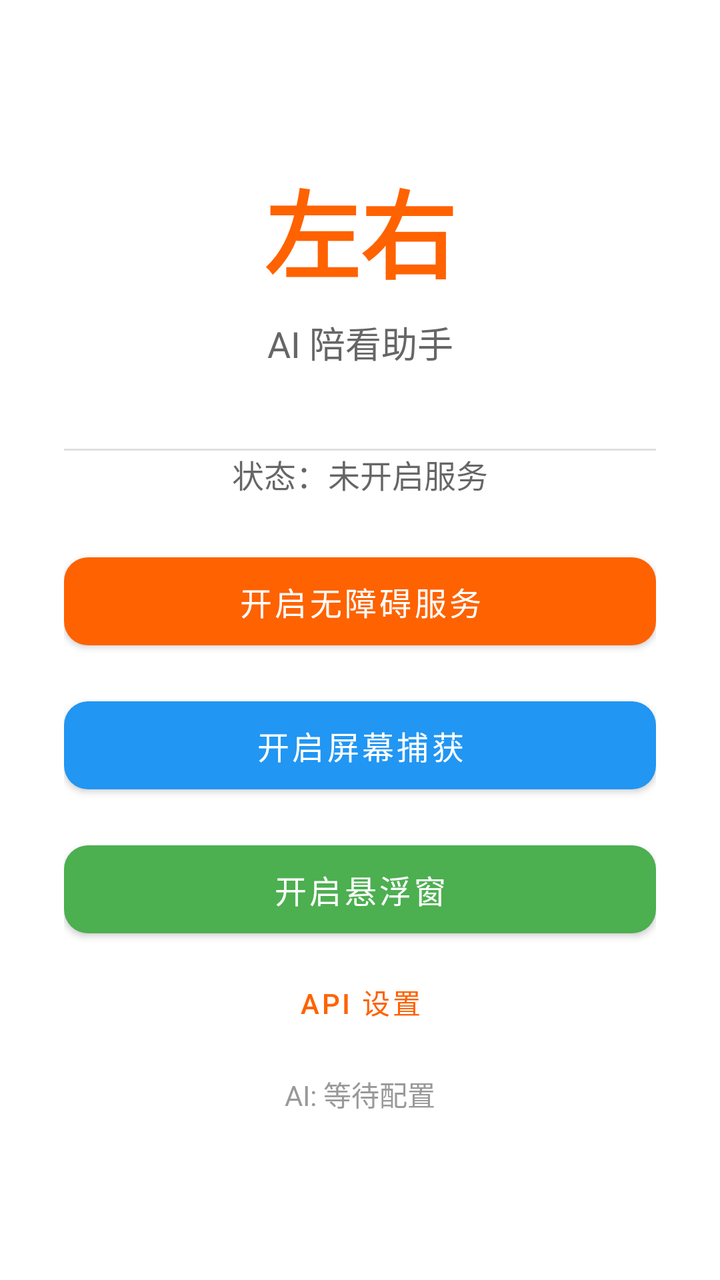
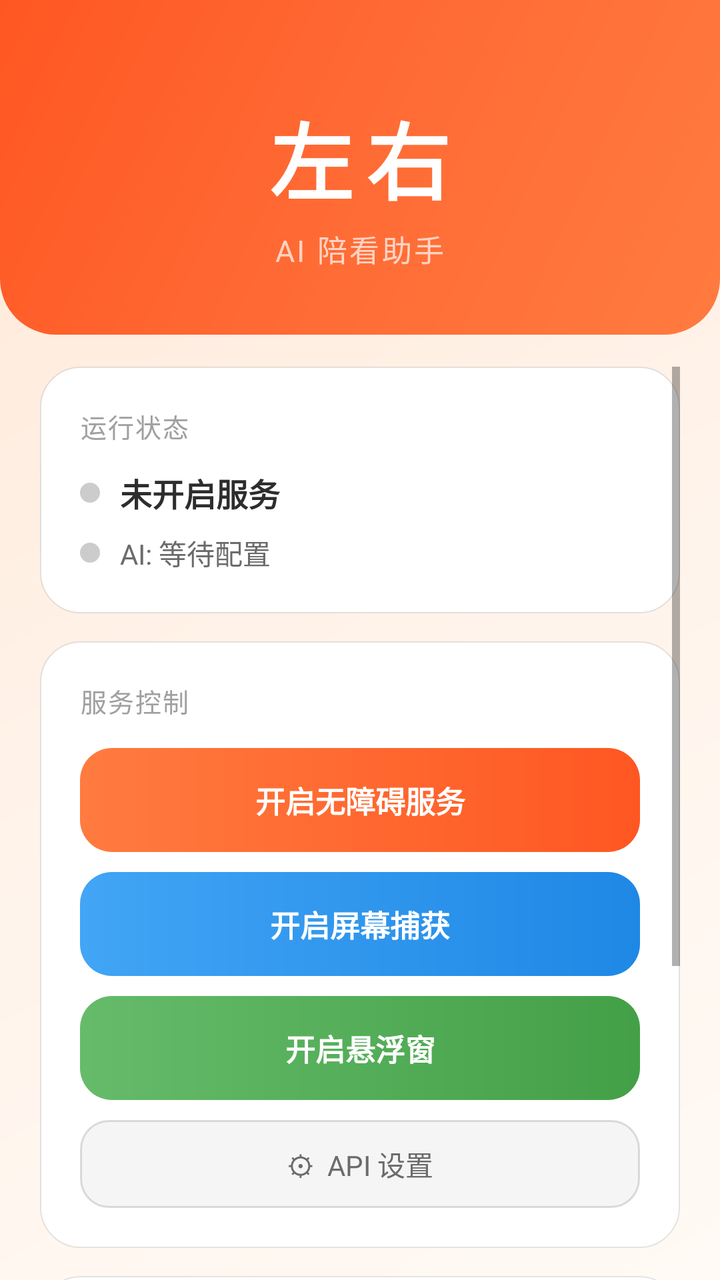

Before-and-after screenshots of an Android layout around one commit, followed by the original layout XML and the change that was made.
<!-- AndroidManifest.xml: application theme Theme.ZuoYou -->
<!-- res/layout/activity_main.xml -->
<?xml version="1.0" encoding="utf-8"?>
<androidx.constraintlayout.widget.ConstraintLayout xmlns:android="http://schemas.android.com/apk/res/android"
    xmlns:app="http://schemas.android.com/apk/res-auto"
    android:layout_width="match_parent"
    android:layout_height="match_parent"
    android:padding="32dp">

    
    <TextView
        android:id="@+id/titleText"
        android:layout_width="wrap_content"
        android:layout_height="wrap_content"
        android:text="@string/app_name"
        android:textSize="48sp"
        android:textStyle="bold"
        android:textColor="@color/orange_primary"
        app:layout_constraintEnd_toEndOf="parent"
        app:layout_constraintStart_toStartOf="parent"
        app:layout_constraintTop_toTopOf="parent"
        android:layout_marginTop="48dp" />

    <TextView
        android:id="@+id/subtitleText"
        android:layout_width="wrap_content"
        android:layout_height="wrap_content"
        android:text="AI 陪看助手"
        android:textSize="18sp"
        android:textColor="@color/text_secondary"
        android:layout_marginTop="8dp"
        app:layout_constraintEnd_toEndOf="parent"
        app:layout_constraintStart_toStartOf="parent"
        app:layout_constraintTop_toBottomOf="@id/titleText" />

    
    <View
        android:id="@+id/divider"
        android:layout_width="0dp"
        android:layout_height="1dp"
        android:background="?android:attr/listDivider"
        android:layout_marginTop="40dp"
        android:layout_marginBottom="32dp"
        app:layout_constraintEnd_toEndOf="parent"
        app:layout_constraintStart_toStartOf="parent"
        app:layout_constraintTop_toBottomOf="@id/subtitleText" />

    
    <TextView
        android:id="@+id/statusText"
        android:layout_width="wrap_content"
        android:layout_height="wrap_content"
        android:text="状态：未开启服务"
        android:textSize="16sp"
        android:textColor="?android:attr/textColorSecondary"
        app:layout_constraintEnd_toEndOf="parent"
        app:layout_constraintStart_toStartOf="parent"
        app:layout_constraintTop_toBottomOf="@id/divider" />

    
    <com.google.android.material.button.MaterialButton
        android:id="@+id/accessibilityButton"
        style="@style/Widget.MaterialComponents.Button"
        android:layout_width="0dp"
        android:layout_height="56dp"
        android:text="开启无障碍服务"
        android:textSize="16sp"
        android:textColor="@android:color/white"
        app:backgroundTint="@color/orange_primary"
        android:layout_marginTop="24dp"
        app:cornerRadius="12dp"
        app:layout_constraintEnd_toEndOf="parent"
        app:layout_constraintStart_toStartOf="parent"
        app:layout_constraintTop_toBottomOf="@id/statusText" />

    
    <com.google.android.material.button.MaterialButton
        android:id="@+id/screenCaptureButton"
        style="@style/Widget.MaterialComponents.Button"
        android:layout_width="0dp"
        android:layout_height="56dp"
        android:text="开启屏幕捕获"
        android:textSize="16sp"
        android:textColor="@android:color/white"
        app:backgroundTint="@color/blue_primary"
        android:layout_marginTop="16dp"
        app:cornerRadius="12dp"
        app:layout_constraintEnd_toEndOf="parent"
        app:layout_constraintStart_toStartOf="parent"
        app:layout_constraintTop_toBottomOf="@id/accessibilityButton" />

    
    <com.google.android.material.button.MaterialButton
        android:id="@+id/floatingWindowButton"
        style="@style/Widget.MaterialComponents.Button"
        android:layout_width="0dp"
        android:layout_height="56dp"
        android:text="@string/floating_window_enable"
        android:textSize="16sp"
        android:textColor="@android:color/white"
        app:backgroundTint="@color/success_green"
        android:layout_marginTop="16dp"
        app:cornerRadius="12dp"
        app:layout_constraintEnd_toEndOf="parent"
        app:layout_constraintStart_toStartOf="parent"
        app:layout_constraintTop_toBottomOf="@id/screenCaptureButton" />

    
    <com.google.android.material.button.MaterialButton
        android:id="@+id/settingsButton"
        style="@style/Widget.MaterialComponents.Button.TextButton"
        android:layout_width="0dp"
        android:layout_height="40dp"
        android:text="@string/settings_title"
        android:textSize="14sp"
        app:cornerRadius="8dp"
        android:layout_marginTop="8dp"
        app:layout_constraintEnd_toEndOf="parent"
        app:layout_constraintStart_toStartOf="parent"
        app:layout_constraintTop_toBottomOf="@id/floatingWindowButton" />

    
    <TextView
        android:id="@+id/aiStatusText"
        android:layout_width="wrap_content"
        android:layout_height="wrap_content"
        android:text="@string/ai_status_idle"
        android:textSize="14sp"
        android:textColor="@color/text_hint"
        android:layout_marginTop="16dp"
        app:layout_constraintEnd_toEndOf="parent"
        app:layout_constraintStart_toStartOf="parent"
        app:layout_constraintTop_toBottomOf="@id/settingsButton" />

    
    <TextView
        android:id="@+id/instructionText"
        android:layout_width="0dp"
        android:layout_height="wrap_content"
        android:text="使用说明：\n1. 点击上方按钮开启无障碍服务\n2. 在系统设置中找到「左右」并开启\n3. 打开抖音，查看 Logcat 输出\n4. 「屏幕捕获」需授权才能捕获视频画面\n5. 在「API 设置」中配置 Key 后可开启 AI 陪看"
        android:textSize="14sp"
        android:textColor="@color/text_hint"
        android:lineSpacingMultiplier="1.6"
        android:layout_marginTop="48dp"
        android:gravity="start"
        app:layout_constraintEnd_toEndOf="parent"
        app:layout_constraintStart_toStartOf="parent"
        app:layout_constraintTop_toBottomOf="@id/aiStatusText" />

</androidx.constraintlayout.widget.ConstraintLayout>
<!-- resources referenced by this layout -->
<resources>
  <color name="blue_primary">#2196F3</color>
  <color name="orange_primary">#FF6200</color>
  <color name="success_green">#4CAF50</color>
  <color name="text_hint">#999999</color>
  <color name="text_secondary">#666666</color>
  <string name="settings_title">API 设置</string>
  <style name="Theme.ZuoYou" parent="Theme.MaterialComponents.DayNight.DarkActionBar">
          <item name="colorPrimary">#FF6200</item>
          <item name="colorPrimaryVariant">#E55A00</item>
          <item name="colorOnPrimary">#FFFFFF</item>
          <item name="colorSecondary">#03DAC5</item>
          <item name="colorSecondaryVariant">#018786</item>
          <item name="colorOnSecondary">#000000</item>
      </style>
  <!-- unchanged entries left out for length: 3 -->
</resources>

<!-- the commit's change to res/layout/activity_main.xml (unified diff, before → after) -->
@@ -1,148 +1,244 @@
 <?xml version="1.0" encoding="utf-8"?>
-<androidx.constraintlayout.widget.ConstraintLayout xmlns:android="http://schemas.android.com/apk/res/android"
+<LinearLayout xmlns:android="http://schemas.android.com/apk/res/android"
     xmlns:app="http://schemas.android.com/apk/res-auto"
     android:layout_width="match_parent"
     android:layout_height="match_parent"
-    android:padding="32dp">
+    android:orientation="vertical"
+    android:background="@drawable/bg_main_gradient">
 
     
-    <TextView
-        android:id="@+id/titleText"
-        android:layout_width="wrap_content"
+    <LinearLayout
+        android:layout_width="match_parent"
         android:layout_height="wrap_content"
-        android:text="@string/app_name"
-        android:textSize="48sp"
-        android:textStyle="bold"
-        android:textColor="@color/orange_primary"
-        app:layout_constraintEnd_toEndOf="parent"
-        app:layout_constraintStart_toStartOf="parent"
-        app:layout_constraintTop_toTopOf="parent"
-        android:layout_marginTop="48dp" />
-
-    <TextView
-        android:id="@+id/subtitleText"
-        android:layout_width="wrap_content"
-        android:layout_height="wrap_content"
-        android:text="AI 陪看助手"
-        android:textSize="18sp"
-        android:textColor="@color/text_secondary"
-        android:layout_marginTop="8dp"
-        app:layout_constraintEnd_toEndOf="parent"
-        app:layout_constraintStart_toStartOf="parent"
-        app:layout_constraintTop_toBottomOf="@id/titleText" />
+        android:orientation="vertical"
+        android:background="@drawable/bg_header"
+        android:paddingTop="48dp"
+        android:paddingBottom="32dp"
+        android:paddingStart="28dp"
+        android:paddingEnd="28dp"
+        android:gravity="center_horizontal">
+
+        
+        <TextView
+            android:layout_width="wrap_content"
+            android:layout_height="wrap_content"
+            android:text="@string/app_name"
+            android:textSize="42sp"
+            android:textStyle="bold"
+            android:textColor="@color/text_on_primary"
+            android:letterSpacing="0.15" />
+
+        
+        <TextView
+            android:layout_width="wrap_content"
+            android:layout_height="wrap_content"
+            android:text="AI 陪看助手"
+            android:textSize="15sp"
+            android:textColor="#B3FFFFFF"
+            android:layout_marginTop="4dp"
+            android:letterSpacing="0.08" />
+
+    </LinearLayout>
 
     
-    <View
-        android:id="@+id/divider"
-        android:layout_width="0dp"
-        android:layout_height="1dp"
-        android:background="?android:attr/listDivider"
-        android:layout_marginTop="40dp"
-        android:layout_marginBottom="32dp"
-        app:layout_constraintEnd_toEndOf="parent"
-        app:layout_constraintStart_toStartOf="parent"
-        app:layout_constraintTop_toBottomOf="@id/subtitleText" />
-
-    
-    <TextView
-        android:id="@+id/statusText"
-        android:layout_width="wrap_content"
-        android:layout_height="wrap_content"
-        android:text="状态：未开启服务"
-        android:textSize="16sp"
-        android:textColor="?android:attr/textColorSecondary"
-        app:layout_constraintEnd_toEndOf="parent"
-        app:layout_constraintStart_toStartOf="parent"
-        app:layout_constraintTop_toBottomOf="@id/divider" />
-
-    
-    <com.google.android.material.button.MaterialButton
-        android:id="@+id/accessibilityButton"
-        style="@style/Widget.MaterialComponents.Button"
-        android:layout_width="0dp"
-        android:layout_height="56dp"
-        android:text="开启无障碍服务"
-        android:textSize="16sp"
-        android:textColor="@android:color/white"
-        app:backgroundTint="@color/orange_primary"
-        android:layout_marginTop="24dp"
-        app:cornerRadius="12dp"
-        app:layout_constraintEnd_toEndOf="parent"
-        app:layout_constraintStart_toStartOf="parent"
-        app:layout_constraintTop_toBottomOf="@id/statusText" />
-
-    
-    <com.google.android.material.button.MaterialButton
-        android:id="@+id/screenCaptureButton"
-        style="@style/Widget.MaterialComponents.Button"
-        android:layout_width="0dp"
-        android:layout_height="56dp"
-        android:text="开启屏幕捕获"
-        android:textSize="16sp"
-        android:textColor="@android:color/white"
-        app:backgroundTint="@color/blue_primary"
-        android:layout_marginTop="16dp"
-        app:cornerRadius="12dp"
-        app:layout_constraintEnd_toEndOf="parent"
-        app:layout_constraintStart_toStartOf="parent"
-        app:layout_constraintTop_toBottomOf="@id/accessibilityButton" />
-
-    
-    <com.google.android.material.button.MaterialButton
-        android:id="@+id/floatingWindowButton"
-        style="@style/Widget.MaterialComponents.Button"
-        android:layout_width="0dp"
-        android:layout_height="56dp"
-        android:text="@string/floating_window_enable"
-        android:textSize="16sp"
-        android:textColor="@android:color/white"
-        app:backgroundTint="@color/success_green"
-        android:layout_marginTop="16dp"
-        app:cornerRadius="12dp"
-        app:layout_constraintEnd_toEndOf="parent"
-        app:layout_constraintStart_toStartOf="parent"
-        app:layout_constraintTop_toBottomOf="@id/screenCaptureButton" />
-
-    
-    <com.google.android.material.button.MaterialButton
-        android:id="@+id/settingsButton"
-        style="@style/Widget.MaterialComponents.Button.TextButton"
-        android:layout_width="0dp"
-        android:layout_height="40dp"
-        android:text="@string/settings_title"
-        android:textSize="14sp"
-        app:cornerRadius="8dp"
-        android:layout_marginTop="8dp"
-        app:layout_constraintEnd_toEndOf="parent"
-        app:layout_constraintStart_toStartOf="parent"
-        app:layout_constraintTop_toBottomOf="@id/floatingWindowButton" />
-
-    
-    <TextView
-        android:id="@+id/aiStatusText"
-        android:layout_width="wrap_content"
-        android:layout_height="wrap_content"
-        android:text="@string/ai_status_idle"
-        android:textSize="14sp"
-        android:textColor="@color/text_hint"
-        android:layout_marginTop="16dp"
-        app:layout_constraintEnd_toEndOf="parent"
-        app:layout_constraintStart_toStartOf="parent"
-        app:layout_constraintTop_toBottomOf="@id/settingsButton" />
-
-    
-    <TextView
-        android:id="@+id/instructionText"
-        android:layout_width="0dp"
-        android:layout_height="wrap_content"
-        android:text="使用说明：\n1. 点击上方按钮开启无障碍服务\n2. 在系统设置中找到「左右」并开启\n3. 打开抖音，查看 Logcat 输出\n4. 「屏幕捕获」需授权才能捕获视频画面\n5. 在「API 设置」中配置 Key 后可开启 AI 陪看"
-        android:textSize="14sp"
-        android:textColor="@color/text_hint"
-        android:lineSpacingMultiplier="1.6"
-        android:layout_marginTop="48dp"
-        android:gravity="start"
-        app:layout_constraintEnd_toEndOf="parent"
-        app:layout_constraintStart_toStartOf="parent"
-        app:layout_constraintTop_toBottomOf="@id/aiStatusText" />
-
-</androidx.constraintlayout.widget.ConstraintLayout>
+    <ScrollView
+        android:layout_width="match_parent"
+        android:layout_height="0dp"
+        android:layout_weight="1"
+        android:clipToPadding="false"
+        android:paddingStart="20dp"
+        android:paddingEnd="20dp"
+        android:paddingTop="16dp"
+        android:paddingBottom="16dp">
+
+        <LinearLayout
+            android:layout_width="match_parent"
+            android:layout_height="wrap_content"
+            android:orientation="vertical">
+
+            
+            <LinearLayout
+                android:layout_width="match_parent"
+                android:layout_height="wrap_content"
+                android:orientation="vertical"
+                android:background="@drawable/bg_card"
+                android:padding="20dp"
+                android:elevation="2dp">
+
+                <TextView
+                    android:layout_width="wrap_content"
+                    android:layout_height="wrap_content"
+                    android:text="运行状态"
+                    android:textSize="13sp"
+                    android:textColor="@color/text_hint"
+                    android:letterSpacing="0.05"
+                    android:textAllCaps="true" />
+
+                
+                <LinearLayout
+                    android:layout_width="match_parent"
+                    android:layout_height="wrap_content"
+                    android:orientation="horizontal"
+                    android:gravity="center_vertical"
+                    android:layout_marginTop="12dp">
+
+                    <View
+                        android:id="@+id/statusDot"
+                        android:layout_width="10dp"
+                        android:layout_height="10dp"
+                        android:background="@drawable/bg_status_inactive" />
+
+                    <TextView
+                        android:id="@+id/statusText"
+                        android:layout_width="0dp"
+                        android:layout_height="wrap_content"
+                        android:layout_weight="1"
+                        android:text="未开启服务"
+                        android:textSize="16sp"
+                        android:textColor="@color/text_primary"
+                        android:textStyle="bold"
+                        android:layout_marginStart="10dp" />
+                </LinearLayout>
+
+                
+                <LinearLayout
+                    android:layout_width="match_parent"
+                    android:layout_height="wrap_content"
+                    android:orientation="horizontal"
+                    android:gravity="center_vertical"
+                    android:layout_marginTop="8dp">
+
+                    <View
+                        android:id="@+id/aiDot"
+                        android:layout_width="10dp"
+                        android:layout_height="10dp"
+                        android:background="@drawable/bg_status_inactive" />
+
+                    <TextView
+                        android:id="@+id/aiStatusText"
+                        android:layout_width="0dp"
+                        android:layout_height="wrap_content"
+                        android:layout_weight="1"
+                        android:text="@string/ai_status_idle"
+                        android:textSize="14sp"
+                        android:textColor="@color/text_secondary"
+                        android:layout_marginStart="10dp" />
+                </LinearLayout>
+
+            </LinearLayout>
+
+            
+            <LinearLayout
+                android:layout_width="match_parent"
+                android:layout_height="wrap_content"
+                android:orientation="vertical"
+                android:background="@drawable/bg_card"
+                android:padding="20dp"
+                android:layout_marginTop="14dp"
+                android:elevation="2dp">
+
+                <TextView
+                    android:layout_width="wrap_content"
+                    android:layout_height="wrap_content"
+                    android:text="服务控制"
+                    android:textSize="13sp"
+                    android:textColor="@color/text_hint"
+                    android:letterSpacing="0.05"
+                    android:textAllCaps="true"
+                    android:layout_marginBottom="14dp" />
+
+                
+                <TextView
+                    android:id="@+id/accessibilityButton"
+                    android:layout_width="match_parent"
+                    android:layout_height="52dp"
+                    android:background="@drawable/ripple_button_orange"
+                    android:text="开启无障碍服务"
+                    android:textSize="15sp"
+                    android:textColor="@color/text_on_primary"
+                    android:textStyle="bold"
+                    android:gravity="center"
+                    android:clickable="true"
+                    android:focusable="true" />
+
+                
+                <TextView
+                    android:id="@+id/screenCaptureButton"
+                    android:layout_width="match_parent"
+                    android:layout_height="52dp"
+                    android:background="@drawable/ripple_button_blue"
+                    android:text="开启屏幕捕获"
+                    android:textSize="15sp"
+                    android:textColor="@color/text_on_primary"
+                    android:textStyle="bold"
+                    android:gravity="center"
+                    android:layout_marginTop="10dp"
+                    android:clickable="true"
+                    android:focusable="true" />
+
+                
+                <TextView
+                    android:id="@+id/floatingWindowButton"
+                    android:layout_width="match_parent"
+                    android:layout_height="52dp"
+                    android:background="@drawable/ripple_button_green"
+                    android:text="@string/floating_window_enable"
+                    android:textSize="15sp"
+                    android:textColor="@color/text_on_primary"
+                    android:textStyle="bold"
+                    android:gravity="center"
+                    android:layout_marginTop="10dp"
+                    android:clickable="true"
+                    android:focusable="true" />
+
+                
+                <TextView
+                    android:id="@+id/settingsButton"
+                    android:layout_width="match_parent"
+                    android:layout_height="44dp"
+                    android:background="@drawable/bg_button_outline"
+                    android:text="⚙  API 设置"
+                    android:textSize="14sp"
+                    android:textColor="@color/text_secondary"
+                    android:gravity="center"
+                    android:layout_marginTop="10dp"
+                    android:clickable="true"
+                    android:focusable="true" />
+
+            </LinearLayout>
+
+            
+            <LinearLayout
+                android:layout_width="match_parent"
+                android:layout_height="wrap_content"
+                android:orientation="vertical"
+                android:background="@drawable/bg_card"
+                android:padding="20dp"
+                android:layout_marginTop="14dp"
+                android:layout_marginBottom="8dp"
+                android:elevation="2dp">
+
+                <TextView
+                    android:layout_width="wrap_content"
+                    android:layout_height="wrap_content"
+                    android:text="快速上手"
+                    android:textSize="13sp"
+                    android:textColor="@color/text_hint"
+                    android:letterSpacing="0.05"
+                    android:textAllCaps="true"
+                    android:layout_marginBottom="12dp" />
+
+                <TextView
+                    android:layout_width="match_parent"
+                    android:layout_height="wrap_content"
+                    android:text="① 点击「开启无障碍服务」→ 系统设置中找到「左右」并开启\n② 返回 App，点击「开启屏幕捕获」并授权\n③ 打开抖音，AI 将自动分析评论并展示吐槽\n④ 点击「开启悬浮窗」在抖音上方查看 AI 回复"
+                    android:textSize="13sp"
+                    android:textColor="@color/text_secondary"
+                    android:lineSpacingMultiplier="1.7" />
+
+            </LinearLayout>
+
+        </LinearLayout>
+    </ScrollView>
+
+</LinearLayout>
<!-- resource entries referenced after the edit -->
@@ -1,19 +1,126 @@
 <!-- resources referenced by this layout -->
 <resources>
-  <color name="blue_primary">#2196F3</color>
-  <color name="orange_primary">#FF6200</color>
-  <color name="success_green">#4CAF50</color>
-  <color name="text_hint">#999999</color>
-  <color name="text_secondary">#666666</color>
-  <string name="settings_title">API 设置</string>
-  <style name="Theme.ZuoYou" parent="Theme.MaterialComponents.DayNight.DarkActionBar">
-          <item name="colorPrimary">#FF6200</item>
-          <item name="colorPrimaryVariant">#E55A00</item>
+  <color name="text_hint">#A0A0A0</color>
+  <color name="text_on_primary">#FFFFFF</color>
+  <color name="text_primary">#2D2D2D</color>
+  <color name="text_secondary">#6B6B6B</color>
+  <!-- drawable bg_button_outline (drawable) -->
+  <?xml version="1.0" encoding="utf-8"?>
+  <shape xmlns:android="http://schemas.android.com/apk/res/android"
+      android:shape="rectangle">
+      <solid android:color="#0A000000" />
+      <corners android:radius="14dp" />
+      <stroke
+          android:width="1dp"
+          android:color="#22000000" />
+  </shape>
+  <!-- drawable bg_card (drawable) -->
+  <?xml version="1.0" encoding="utf-8"?>
+  <shape xmlns:android="http://schemas.android.com/apk/res/android"
+      android:shape="rectangle">
+      <solid android:color="#FFFFFF" />
+      <corners android:radius="20dp" />
+      <stroke
+          android:width="0.5dp"
+          android:color="#1A000000" />
+  </shape>
+  <!-- drawable bg_header (drawable) -->
+  <?xml version="1.0" encoding="utf-8"?>
+  <shape xmlns:android="http://schemas.android.com/apk/res/android"
+      android:shape="rectangle">
+      <gradient
+          android:type="linear"
+          android:angle="135"
+          android:startColor="#FF7B3F"
+          android:centerColor="#FF6B35"
+          android:endColor="#FF5722" />
+      <corners
+          android:bottomLeftRadius="28dp"
+          android:bottomRightRadius="28dp" />
+  </shape>
+  <!-- drawable bg_main_gradient (drawable) -->
+  <?xml version="1.0" encoding="utf-8"?>
+  <shape xmlns:android="http://schemas.android.com/apk/res/android">
+      <gradient
+          android:type="linear"
+          android:angle="135"
+          android:startColor="#FFFAF5"
+          android:centerColor="#FFF3EA"
+          android:endColor="#FFE8D6" />
+  </shape>
+  <!-- drawable bg_status_inactive (drawable) -->
+  <?xml version="1.0" encoding="utf-8"?>
+  <shape xmlns:android="http://schemas.android.com/apk/res/android"
+      android:shape="oval">
+      <solid android:color="#CCCCCC" />
+      <size
+          android:width="10dp"
+          android:height="10dp" />
+  </shape>
+  <!-- drawable ripple_button_blue (drawable) -->
+  <?xml version="1.0" encoding="utf-8"?>
+  <ripple xmlns:android="http://schemas.android.com/apk/res/android"
+      android:color="#40FFFFFF">
+      <item android:drawable="@drawable/bg_button_blue" />
+  </ripple>
+  <!-- drawable ripple_button_green (drawable) -->
+  <?xml version="1.0" encoding="utf-8"?>
+  <ripple xmlns:android="http://schemas.android.com/apk/res/android"
+      android:color="#40FFFFFF">
+      <item android:drawable="@drawable/bg_button_green" />
+  </ripple>
+  <!-- drawable ripple_button_orange (drawable) -->
+  <?xml version="1.0" encoding="utf-8"?>
+  <ripple xmlns:android="http://schemas.android.com/apk/res/android"
+      android:color="#40FFFFFF">
+      <item android:drawable="@drawable/bg_button_orange" />
+  </ripple>
+  <style name="Theme.ZuoYou" parent="Theme.MaterialComponents.Light.NoActionBar">
+          <item name="colorPrimary">#FF6B35</item>
+          <item name="colorPrimaryVariant">#E55A2B</item>
           <item name="colorOnPrimary">#FFFFFF</item>
-          <item name="colorSecondary">#03DAC5</item>
-          <item name="colorSecondaryVariant">#018786</item>
-          <item name="colorOnSecondary">#000000</item>
+          <item name="colorSecondary">#FF8A50</item>
+          <item name="colorSecondaryVariant">#FF5722</item>
+          <item name="colorOnSecondary">#FFFFFF</item>
+          <item name="android:statusBarColor">#FF6B35</item>
+          <item name="android:navigationBarColor">#FFF8F2</item>
+          <item name="android:windowBackground">@color/bg_cream</item>
+          <item name="android:windowLightStatusBar">false</item>
       </style>
+  <!-- drawable bg_button_blue (drawable) -->
+  <?xml version="1.0" encoding="utf-8"?>
+  <shape xmlns:android="http://schemas.android.com/apk/res/android"
+      android:shape="rectangle">
+      <gradient
+          android:type="linear"
+          android:angle="0"
+          android:startColor="#42A5F5"
+          android:endColor="#1E88E5" />
+      <corners android:radius="16dp" />
+  </shape>
+  <!-- drawable bg_button_green (drawable) -->
+  <?xml version="1.0" encoding="utf-8"?>
+  <shape xmlns:android="http://schemas.android.com/apk/res/android"
+      android:shape="rectangle">
+      <gradient
+          android:type="linear"
+          android:angle="0"
+          android:startColor="#66BB6A"
+          android:endColor="#43A047" />
+      <corners android:radius="16dp" />
+  </shape>
+  <!-- drawable bg_button_orange (drawable) -->
+  <?xml version="1.0" encoding="utf-8"?>
+  <shape xmlns:android="http://schemas.android.com/apk/res/android"
+      android:shape="rectangle">
+      <gradient
+          android:type="linear"
+          android:angle="0"
+          android:startColor="#FF7B3F"
+          android:endColor="#FF5722" />
+      <corners android:radius="16dp" />
+  </shape>
+  <color name="bg_cream">#FFF8F2</color>
   <!-- unchanged entries left out for length: 3 -->
 </resources>
 
